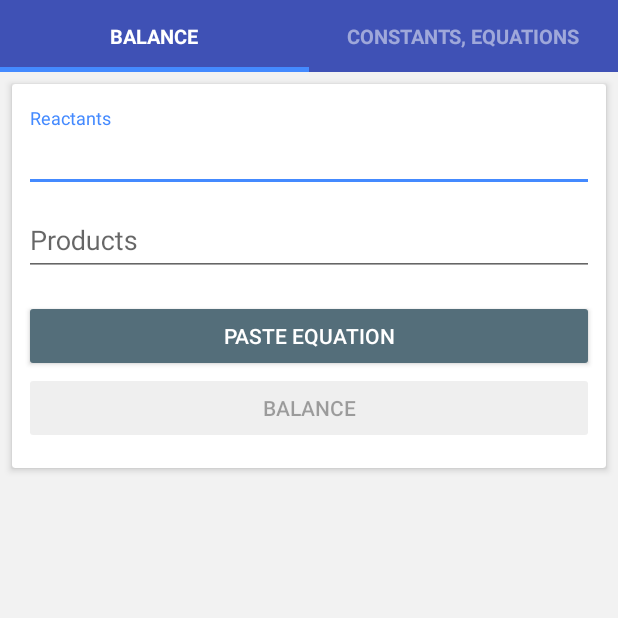
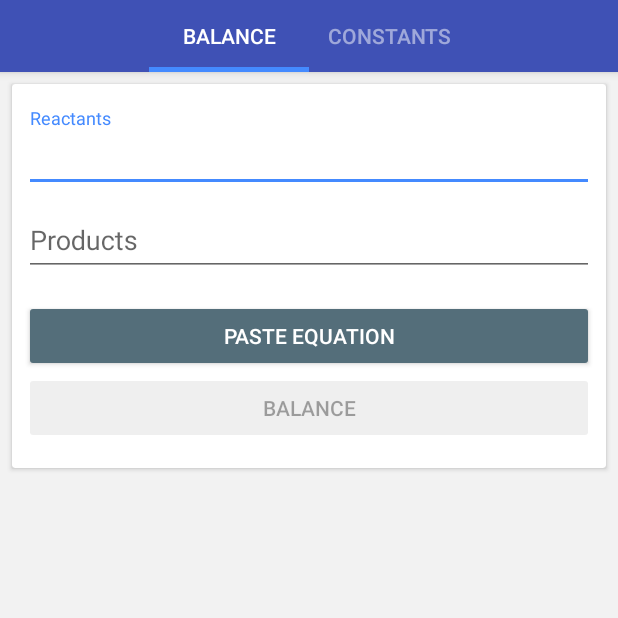
Before and after one commit to erfz/chem-tool, an Android app: the screen it shows after launch (MainActivity), on a phone screen of 412 x 824 dp, the top half of it. Run offline under Robolectric (Android 15) with nearby library versions, the phone set to English and light mode, and no system bars; our stand-ins replace ButterKnife; libraries missing offline, so code that uses them is left out: com.afollestad.materialdialogs, com.daquexian.flexiblerichtextview, org.scilab.forge; 1 statement that could not run was skipped.

Commit message:
Proper TabLayout implementation w/ shadow and cleaner styling

```diff
--- a/app/src/main/java/io/github/erfz/chemtool/MainActivity.java
+++ b/app/src/main/java/io/github/erfz/chemtool/MainActivity.java
@@ -74,7 +74,7 @@ public class MainActivity extends AppCompatActivity implements
                 case 0:
                     return getResources().getString(R.string.balance_page_title);
                 case 1:
-                    return getResources().getString(R.string.constants_equations_page_title);
+                    return getResources().getString(R.string.constants_page_title);
                 default:
                     return null;
             }
--- a/app/src/main/res/layout/activity_main.xml
+++ b/app/src/main/res/layout/activity_main.xml
@@ -5,23 +5,25 @@
     android:layout_width="match_parent"
     android:layout_height="match_parent">
 
-    <android.support.v4.view.ViewPager
-        android:id="@+id/view_pager"
+    <android.support.design.widget.AppBarLayout
         android:layout_width="match_parent"
-        android:layout_height="match_parent">
+        android:layout_height="wrap_content">
 
         <android.support.design.widget.TabLayout
             android:id="@+id/tab_layout"
             android:layout_width="match_parent"
             android:layout_height="wrap_content"
-            android:layout_gravity="top"
-            android:background="@color/colorPrimary"
-            app:tabIndicatorColor="@color/colorAccent"
+            app:tabGravity="center"
             app:tabIndicatorHeight="3dp"
             app:tabSelectedTextColor="@color/colorText"
-            app:tabTextAppearance="@style/TabLayoutTextStyle"
             app:tabTextColor="@color/colorTabUnselected" />
 
-    </android.support.v4.view.ViewPager>
+    </android.support.design.widget.AppBarLayout>
+
+    <android.support.v4.view.ViewPager
+        android:id="@+id/view_pager"
+        android:layout_width="match_parent"
+        android:layout_height="match_parent"
+        app:layout_behavior="@string/appbar_scrolling_view_behavior" />
 
 </android.support.design.widget.CoordinatorLayout>
--- a/app/src/main/res/layout/equation_balance_cardview.xml
+++ b/app/src/main/res/layout/equation_balance_cardview.xml
@@ -1,10 +1,8 @@
 <?xml version="1.0" encoding="utf-8"?>
 <android.support.v7.widget.CardView xmlns:android="http://schemas.android.com/apk/res/android"
-    xmlns:app="http://schemas.android.com/apk/res-auto"
     xmlns:tools="http://schemas.android.com/tools"
     android:layout_width="match_parent"
     android:layout_height="wrap_content"
-    app:cardElevation="3dp"
     tools:context=".MainActivity"
     tools:showIn="@layout/fragment_chem_utils">
 
--- a/app/src/main/res/values/strings.xml
+++ b/app/src/main/res/values/strings.xml
@@ -1,7 +1,7 @@
 <resources>
     <string name="app_name">ChemTool</string>
     <string name="balance_page_title">Balance</string>
-    <string name="constants_equations_page_title">Constants, Equations</string>
+    <string name="constants_page_title">Constants</string>
     <string name="equation_paste_button">Paste Equation</string>
     <string name="balance_button">Balance</string>
     <string name="clear_button">Clear</string>
--- a/app/src/main/res/values/styles.xml
+++ b/app/src/main/res/values/styles.xml
@@ -6,12 +6,6 @@
         <item name="colorPrimary">@color/colorPrimary</item>
         <item name="colorPrimaryDark">@color/colorPrimaryDark</item>
         <item name="colorAccent">@color/colorAccent</item>
-    </style>
-
-    <style name="TabLayoutTextStyle">
-        <item name="android:textSize">13sp</item>
-        <item name="android:textStyle">bold</item>
-        <item name="android:textAllCaps">true</item>
     </style>
 
     <style name="EquationInput.Button" parent="ThemeOverlay.AppCompat">
```
